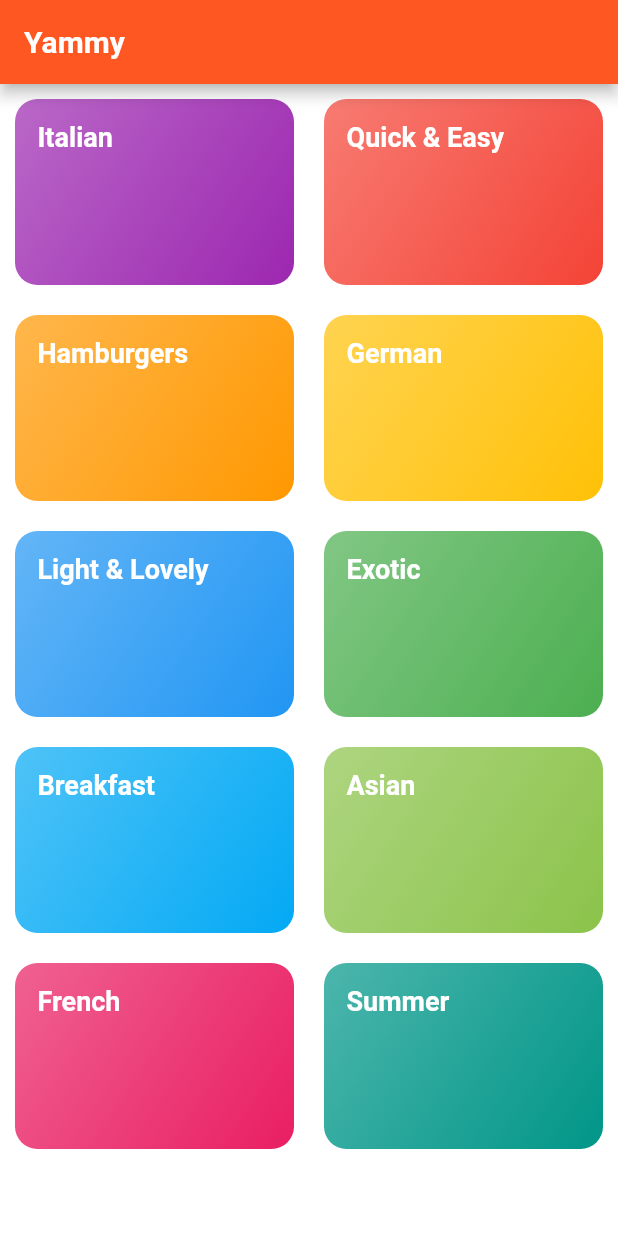
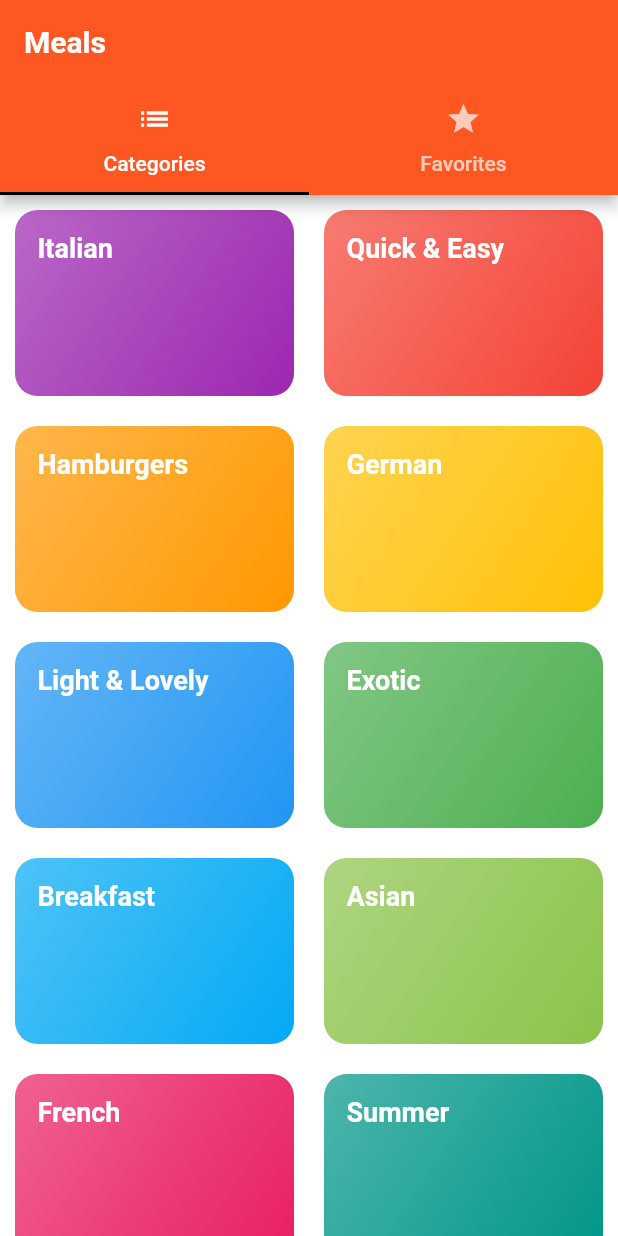
Before and after one commit to YehorBubyrDev/yammy_app, a Flutter app: the screen it shows after launch, on a phone screen of 412 x 824 dp. Run offline on Flutter 3.47's test engine with Material 2 defaults, Android fonts, the phone set to English and light mode, and no system bars.

Commit message:
Add TabBar to the AppBar

```diff
--- a/lib/main.dart
+++ b/lib/main.dart
@@ -1,4 +1,5 @@
 import 'package:flutter/material.dart';
+import './screens/tabs_screen.dart';
 import './screens/meal_detail_screen.dart';
 import './screens/category_meals_screen.dart';
 import './screens/categories_screen.dart';
@@ -33,9 +34,9 @@
         ),
       ),
       routes: {
-        '/': (context) => const CategoriesScreen(),
+        '/': (context) => const TabScreen(),
         CategoryMealsScreen.routeName: (context) => const CategoryMealsScreen(),
-        MealDetailScreen.routeName: (context) => MealDetailScreen(),
+        MealDetailScreen.routeName: (context) => const MealDetailScreen(),
       },
       onUnknownRoute: (settings) {
         print(settings.name);
--- a/lib/screens/categories_screen.dart
+++ b/lib/screens/categories_screen.dart
@@ -7,11 +7,7 @@
 
   @override
   Widget build(BuildContext context) {
-    return Scaffold(
-      appBar: AppBar(
-        title: const Text('Yammy'),
-      ),
-      body: GridView(
+    return GridView(
       padding: const EdgeInsets.all(10),
       children: DUMMY_CATEGORIES
           .map((category) => CategoryItem(
@@ -26,7 +22,6 @@
         crossAxisSpacing: 20,
         mainAxisSpacing: 20,
       ),
-      ),
     );
   }
 }
--- /dev/null
+++ b/lib/screens/favorites_screen.dart
@@ -0,0 +1,12 @@
+import 'package:flutter/material.dart';
+
+class FavoritesScreen extends StatelessWidget {
+  const FavoritesScreen({Key? key}) : super(key: key);
+
+  @override
+  Widget build(BuildContext context) {
+    return const Center(
+      child: Text('The favorites'),
+    );
+  }
+}
--- a/lib/screens/meal_detail_screen.dart
+++ b/lib/screens/meal_detail_screen.dart
@@ -38,12 +38,12 @@
     final selectedMeal = DUMMY_MEALS.firstWhere((meal) => meal.id == mealId);
     return Scaffold(
       appBar: AppBar(
-        title: Text('${selectedMeal.title}'),
+        title: Text(selectedMeal.title),
       ),
       body: SingleChildScrollView(
         child: Column(
           children: <Widget>[
-            Container(
+            SizedBox(
               height: 300,
               width: double.infinity,
               child: Image.network(
--- /dev/null
+++ b/lib/screens/tabs_screen.dart
@@ -0,0 +1,42 @@
+import 'package:flutter/material.dart';
+import './categories_screen.dart';
+import './favorites_screen.dart';
+
+class TabScreen extends StatefulWidget {
+  const TabScreen({Key? key}) : super(key: key);
+
+  @override
+  State<TabScreen> createState() => _TabScreenState();
+}
+
+class _TabScreenState extends State<TabScreen> {
+  @override
+  Widget build(BuildContext context) {
+    return DefaultTabController(
+      length: 2,
+      child: Scaffold(
+        appBar: AppBar(
+          title: const Text(
+            'Meals',
+          ),
+          bottom: const TabBar(tabs: <Widget>[
+            Tab(
+              icon: Icon(Icons.list),
+              text: 'Categories',
+            ),
+            Tab(
+              icon: Icon(Icons.star),
+              text: 'Favorites',
+            ),
+          ]),
+        ),
+        body: const TabBarView(
+          children: <Widget>[
+            CategoriesScreen(),
+            FavoritesScreen(),
+          ],
+        ),
+      ),
+    );
+  }
+}
```
Lines whose indentation alone changed are shown as unchanged.
